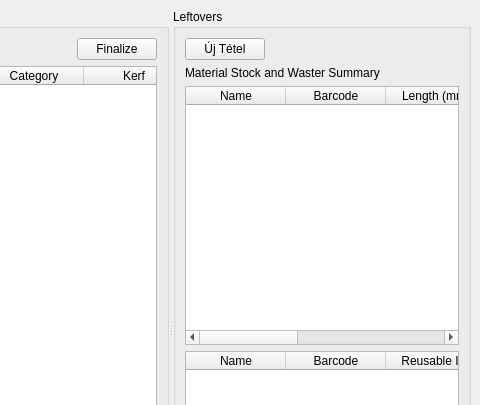
First picture: the form in view/MainWindow.ui, repository horvathzoltan/cutplannerpro, before the edit; both pictures show x 440 to 920 and y 0 to 405 of the 920 by 680 pixel window.
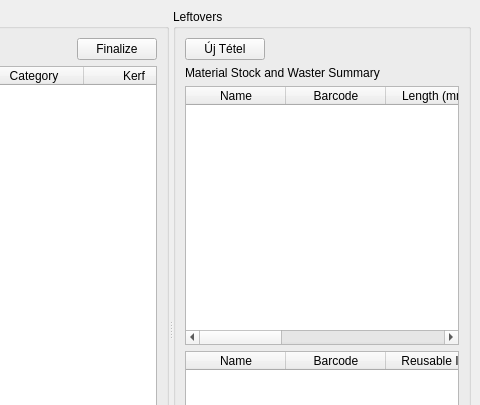
Second picture: the form after the edit.

The edit to the form file:
```diff
--- a/view/MainWindow.ui
+++ b/view/MainWindow.ui
@@ -338,6 +338,11 @@
             <string>Quantity</string>
            </property>
           </column>
+          <column>
+           <property name="text">
+            <string>Actions</string>
+           </property>
+          </column>
          </widget>
         </item>
         <item>
```
